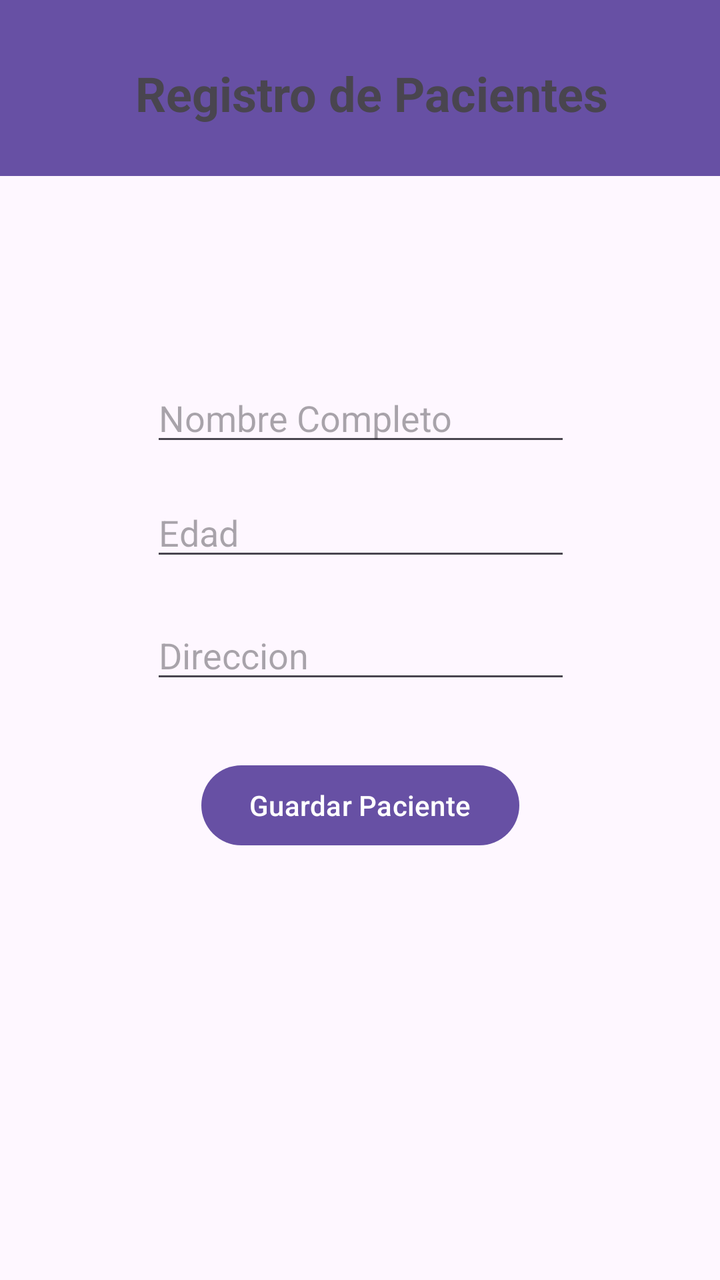
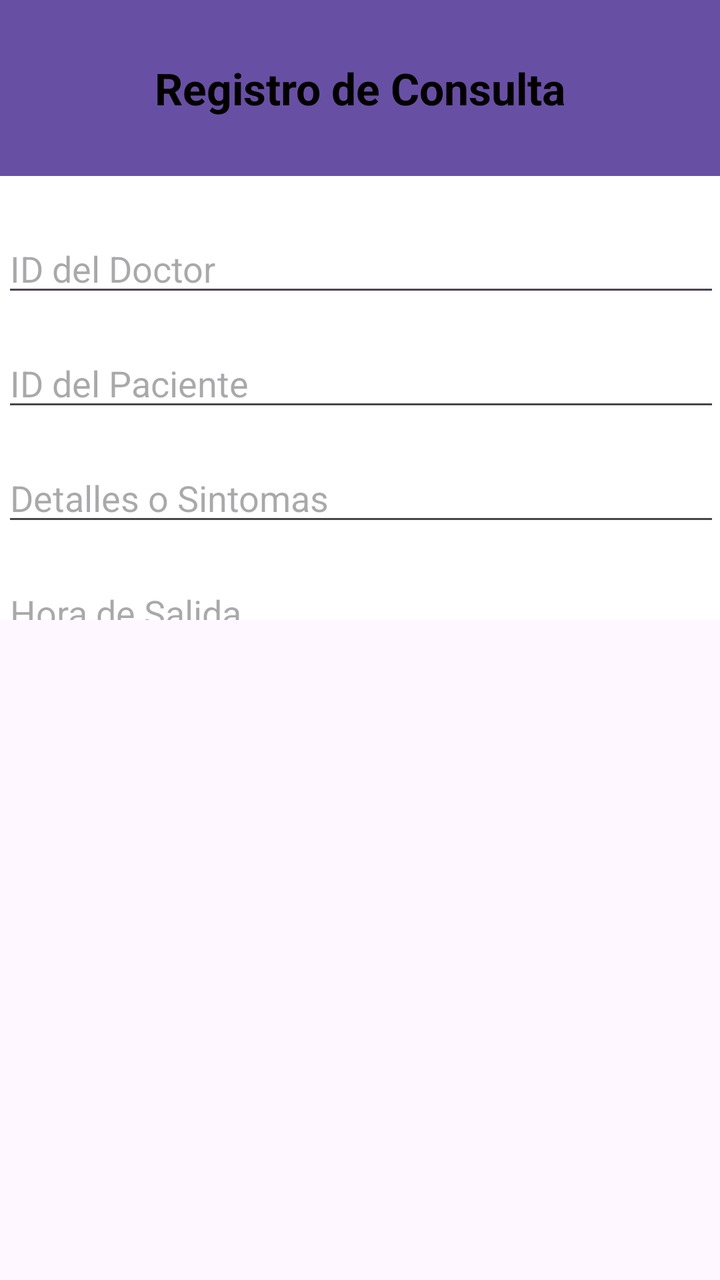

Before-and-after screenshots of an Android layout around one commit, followed by the original layout XML and the change that was made.
<!-- AndroidManifest.xml: application theme Theme.ClinicaHospital -->
<!-- res/layout/fragment_registro.xml -->
<androidx.constraintlayout.widget.ConstraintLayout xmlns:android="http://schemas.android.com/apk/res/android"
    xmlns:app="http://schemas.android.com/apk/res-auto"
    xmlns:tools="http://schemas.android.com/tools"
    android:id="@+id/frameLayout"
    android:layout_width="match_parent"
    android:layout_height="match_parent"
    tools:context="Vista.RegistroFragment">

    <androidx.appcompat.widget.Toolbar
        android:id="@+id/toolbar4"
        android:layout_width="413dp"
        android:layout_height="88dp"
        android:background="?attr/colorPrimary"
        android:minHeight="?attr/actionBarSize"
        android:theme="?attr/actionBarTheme"
        app:layout_constraintEnd_toEndOf="parent"
        app:layout_constraintTop_toTopOf="parent" />

    <TextView
        android:id="@+id/textView3"
        android:layout_width="wrap_content"
        android:layout_height="wrap_content"
        android:text="Registro de Pacientes"
        android:textSize="24sp"
        android:textStyle="bold"
        app:layout_constraintBottom_toBottomOf="parent"
        app:layout_constraintEnd_toEndOf="parent"
        app:layout_constraintHorizontal_bias="0.548"
        app:layout_constraintStart_toStartOf="parent"
        app:layout_constraintTop_toTopOf="parent"
        app:layout_constraintVertical_bias="0.05" />

    <EditText
        android:id="@+id/etNombrePaciente"
        android:layout_width="wrap_content"
        android:layout_height="wrap_content"
        android:layout_marginTop="124dp"
        android:ems="10"
        android:hint="Nombre Completo"
        android:inputType="text"
        app:layout_constraintEnd_toEndOf="parent"
        app:layout_constraintHorizontal_bias="0.502"
        app:layout_constraintStart_toStartOf="parent"
        app:layout_constraintTop_toBottomOf="@+id/textView3" />

    <Button
        android:id="@+id/btnGuardarPaciente"
        android:layout_width="wrap_content"
        android:layout_height="wrap_content"
        android:layout_marginTop="32dp"
        android:text="Guardar Paciente"
        app:layout_constraintEnd_toEndOf="parent"
        app:layout_constraintStart_toStartOf="parent"
        app:layout_constraintTop_toBottomOf="@+id/etDireccionPaciente" />

    <EditText
        android:id="@+id/etDireccionPaciente"
        android:layout_width="wrap_content"
        android:layout_height="wrap_content"
        android:layout_marginTop="20dp"
        android:ems="10"
        android:hint="Direccion"
        android:inputType="text"
        app:layout_constraintEnd_toEndOf="parent"
        app:layout_constraintHorizontal_bias="0.502"
        app:layout_constraintStart_toStartOf="parent"
        app:layout_constraintTop_toBottomOf="@+id/etEdadPaciente" />

    <EditText
        android:id="@+id/etEdadPaciente"
        android:layout_width="wrap_content"
        android:layout_height="wrap_content"
        android:layout_marginTop="16dp"
        android:ems="10"
        android:hint="Edad"
        android:inputType="number"
        app:layout_constraintEnd_toEndOf="parent"
        app:layout_constraintHorizontal_bias="0.502"
        app:layout_constraintStart_toStartOf="parent"
        app:layout_constraintTop_toBottomOf="@+id/etNombrePaciente" />

</androidx.constraintlayout.widget.ConstraintLayout>
<!-- resources referenced by this layout -->
<resources>
  <style name="Theme.ClinicaHospital" parent="Base.Theme.ClinicaHospital" />
  <style name="Base.Theme.ClinicaHospital" parent="Theme.Material3.DayNight.NoActionBar">
          
          
      </style>
</resources>

<!-- the commit's change to res/layout/fragment_registro.xml (unified diff, before → after) -->
@@ -18,65 +18,73 @@
 
     <TextView
         android:id="@+id/textView3"
-        android:layout_width="wrap_content"
+        android:layout_width="match_parent"
         android:layout_height="wrap_content"
-        android:text="Registro de Pacientes"
-        android:textSize="24sp"
+        android:text="Registro de Consulta"
+        android:textAlignment="center"
+        android:textColor="#050000"
+        android:textSize="22sp"
         android:textStyle="bold"
-        app:layout_constraintBottom_toBottomOf="parent"
-        app:layout_constraintEnd_toEndOf="parent"
-        app:layout_constraintHorizontal_bias="0.548"
-        app:layout_constraintStart_toStartOf="parent"
-        app:layout_constraintTop_toTopOf="parent"
-        app:layout_constraintVertical_bias="0.05" />
+        app:layout_constraintBottom_toBottomOf="@+id/toolbar4"
+        app:layout_constraintTop_toTopOf="@+id/toolbar4"
+        tools:layout_editor_absoluteX="28dp" />
 
-    <EditText
-        android:id="@+id/etNombrePaciente"
-        android:layout_width="wrap_content"
-        android:layout_height="wrap_content"
-        android:layout_marginTop="124dp"
-        android:ems="10"
-        android:hint="Nombre Completo"
-        android:inputType="text"
-        app:layout_constraintEnd_toEndOf="parent"
-        app:layout_constraintHorizontal_bias="0.502"
-        app:layout_constraintStart_toStartOf="parent"
-        app:layout_constraintTop_toBottomOf="@+id/textView3" />
-
-    <Button
-        android:id="@+id/btnGuardarPaciente"
-        android:layout_width="wrap_content"
-        android:layout_height="wrap_content"
-        android:layout_marginTop="32dp"
-        android:text="Guardar Paciente"
+    <ScrollView
+        android:layout_width="407dp"
+        android:layout_height="222dp"
+        android:background="#FFFFFF"
+        android:fillViewport="true"
         app:layout_constraintEnd_toEndOf="parent"
         app:layout_constraintStart_toStartOf="parent"
-        app:layout_constraintTop_toBottomOf="@+id/etDireccionPaciente" />
+        app:layout_constraintTop_toBottomOf="@+id/toolbar4">
 
-    <EditText
-        android:id="@+id/etDireccionPaciente"
-        android:layout_width="wrap_content"
-        android:layout_height="wrap_content"
-        android:layout_marginTop="20dp"
-        android:ems="10"
-        android:hint="Direccion"
-        android:inputType="text"
-        app:layout_constraintEnd_toEndOf="parent"
-        app:layout_constraintHorizontal_bias="0.502"
-        app:layout_constraintStart_toStartOf="parent"
-        app:layout_constraintTop_toBottomOf="@+id/etEdadPaciente" />
+        
+        <LinearLayout
+            android:layout_width="match_parent"
+            android:layout_height="wrap_content"
+            android:gravity="center_horizontal"
+            android:orientation="vertical"
+            android:padding="24dp">
 
-    <EditText
-        android:id="@+id/etEdadPaciente"
-        android:layout_width="wrap_content"
-        android:layout_height="wrap_content"
-        android:layout_marginTop="16dp"
-        android:ems="10"
-        android:hint="Edad"
-        android:inputType="number"
-        app:layout_constraintEnd_toEndOf="parent"
-        app:layout_constraintHorizontal_bias="0.502"
-        app:layout_constraintStart_toStartOf="parent"
-        app:layout_constraintTop_toBottomOf="@+id/etNombrePaciente" />
+            <EditText
+                android:id="@+id/editTextNumber"
+                android:layout_width="match_parent"
+                android:layout_height="wrap_content"
+                android:layout_marginBottom="16dp"
+                android:hint="ID del Doctor"
+                android:inputType="number" />
+
+            <EditText
+                android:id="@+id/editTextText"
+                android:layout_width="match_parent"
+                android:layout_height="wrap_content"
+                android:layout_marginBottom="16dp"
+                android:hint="ID del Paciente"
+                android:inputType="number" />
+
+            <EditText
+                android:id="@+id/editTextText4"
+                android:layout_width="match_parent"
+                android:layout_height="wrap_content"
+                android:layout_marginBottom="16dp"
+                android:hint="Detalles o Sintomas"
+                android:inputType="text" />
+
+            <EditText
+                android:id="@+id/editTextTime"
+                android:layout_width="match_parent"
+                android:layout_height="wrap_content"
+                android:layout_marginBottom="24dp"
+                android:hint="Hora de Salida"
+                android:inputType="time" />
+
+            <Button
+                android:id="@+id/button"
+                android:layout_width="match_parent"
+                android:layout_height="wrap_content"
+                android:text="Guardar Consulta" />
+
+        </LinearLayout>
+    </ScrollView>
 
 </androidx.constraintlayout.widget.ConstraintLayout>
